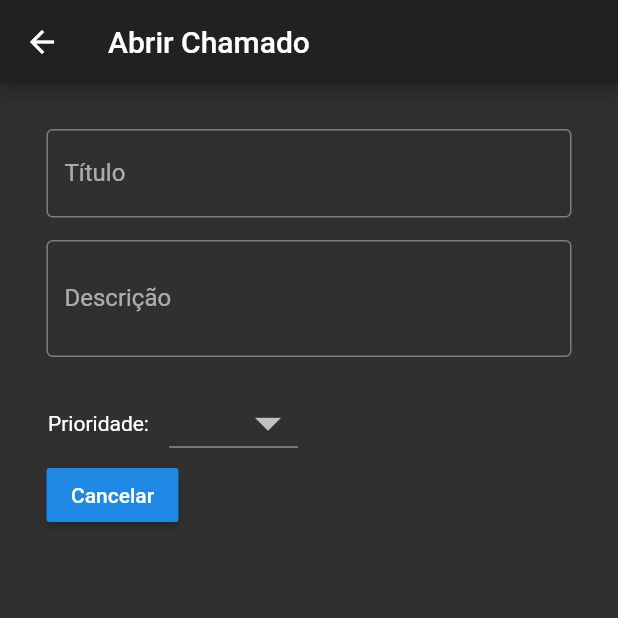
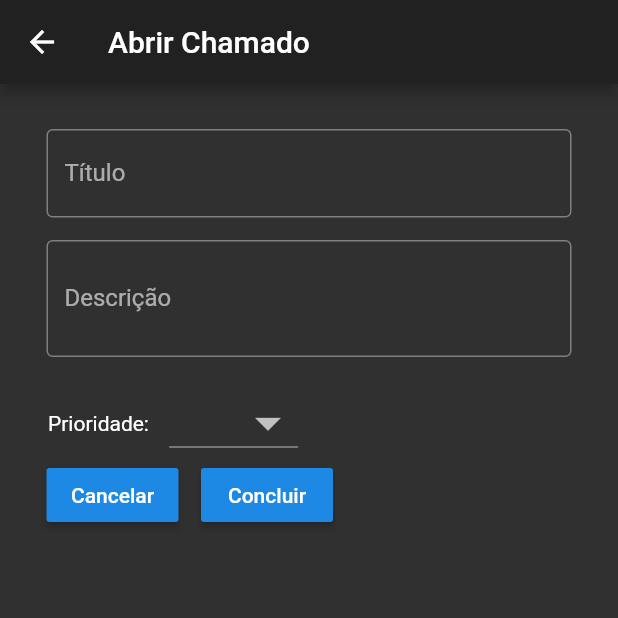
Before and after one commit to mateusconrad/helptask, a Flutter app: the AbrirChamado screen opened directly, on a phone screen of 412 x 824 dp, the top half of it. Run offline on Flutter 3.47's test engine with Material 2 defaults, Android fonts, the light colour scheme and no system bars.

Commit message:
modulação botão cancelar e concluir abertura de chamado

```diff
--- a/lib/abrir_chamado.dart
+++ b/lib/abrir_chamado.dart
@@ -40,14 +40,9 @@ class _AbrirChamadoState extends State<AbrirChamado> {
               ),
               Row(
                 children: <Widget>[
-                  RaisedButton(
-                      child: Text(
-                        "Cancelar"
-                      ),
-                    onPressed: (){},
-                  ),
+                  _botaoAbrirChamado("Cancelar"),
                   _sizedBox(15, 0),
-
+                  _botaoAbrirChamado("Concluir"),
                 ],
               ),
 
@@ -57,6 +52,13 @@ class _AbrirChamadoState extends State<AbrirChamado> {
 
       ),
     );
+  }
+
+  RaisedButton _botaoAbrirChamado(String text) {
+    return RaisedButton(
+                    child: Text(text),
+                  onPressed: (){},
+                );
   }
 
   SizedBox _sizedBox(double largura, double altura) => SizedBox(height: altura, width: largura,);
```
